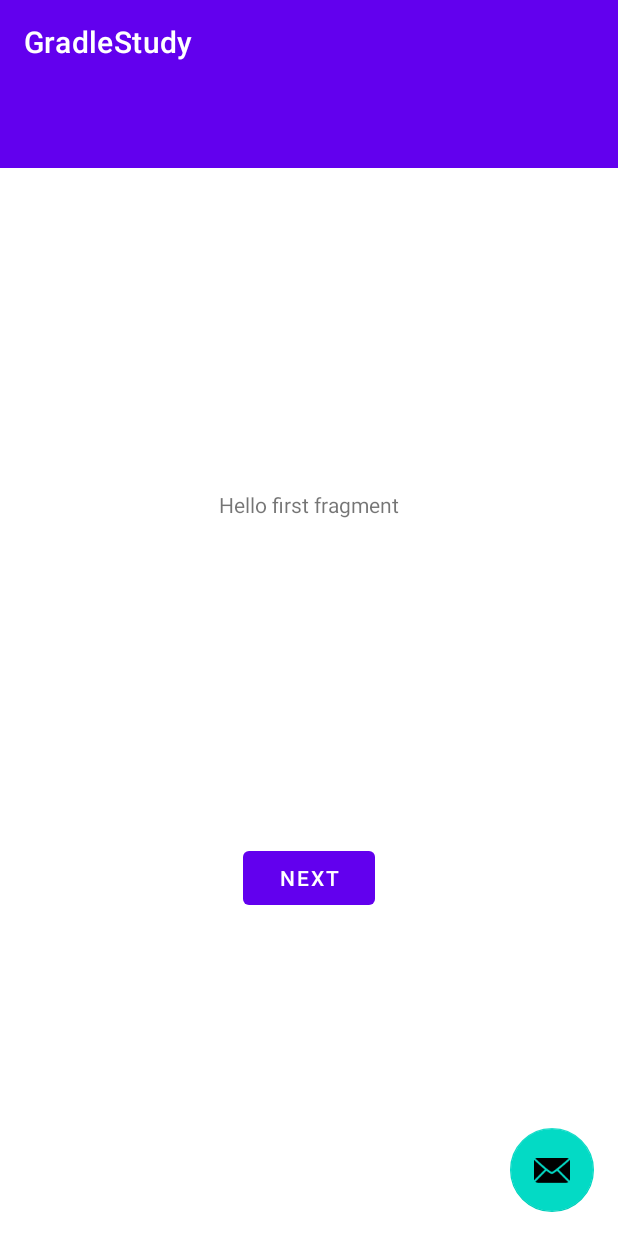
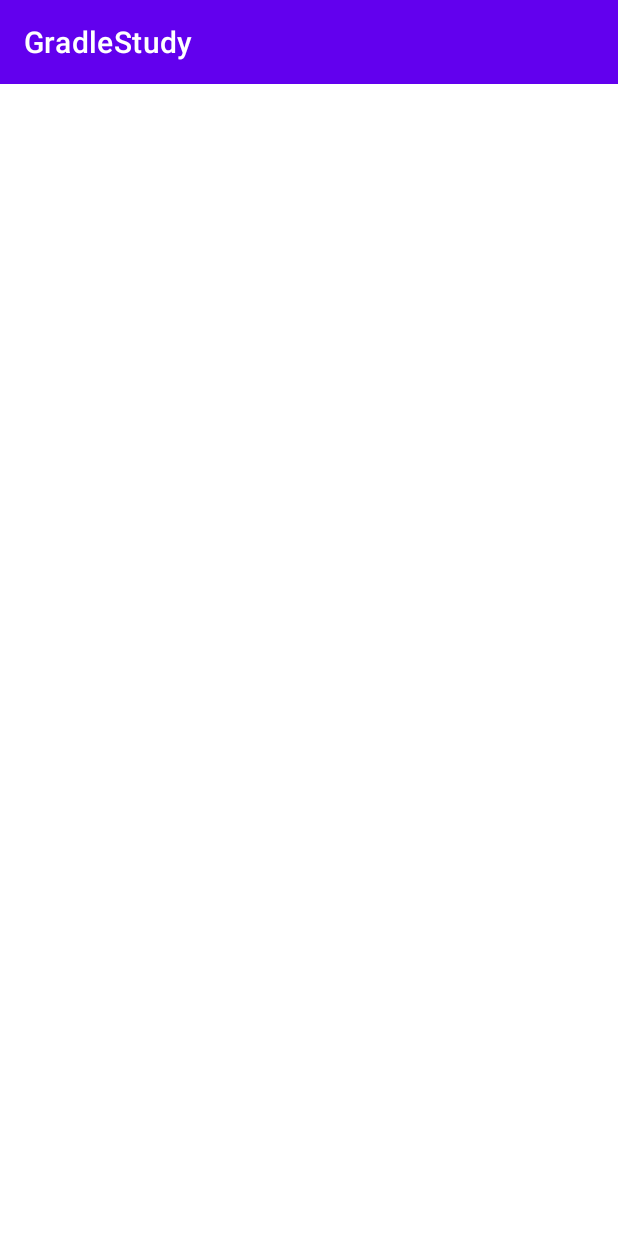
Before and after one commit to ZLOVE320483/GradleStudy, an Android app: the screen it shows after launch (MainActivity), on a phone screen of 412 x 824 dp. Run offline under Robolectric (Android 15) with nearby library versions, the phone set to English and light mode, and no system bars.

```diff
--- a/app/build.gradle
+++ b/app/build.gradle
@@ -2,6 +2,7 @@ plugins {
     id 'com.android.application'
     id 'org.jetbrains.kotlin.android'
     id 'com.zlove.gradle.study.manifestplugin'
+    id 'com.zlove.gradle.study.autologplugin'
 }
 
 android {
--- a/app/src/main/java/com/zlove/gradle/study/FirstFragment.kt
+++ /dev/null
@@ -1,44 +0,0 @@
-package com.zlove.gradle.study
-
-import android.os.Bundle
-import androidx.fragment.app.Fragment
-import android.view.LayoutInflater
-import android.view.View
-import android.view.ViewGroup
-import androidx.navigation.fragment.findNavController
-import com.zlove.gradle.study.databinding.FragmentFirstBinding
-
-/**
- * A simple [Fragment] subclass as the default destination in the navigation.
- */
-class FirstFragment : Fragment() {
-
-    private var _binding: FragmentFirstBinding? = null
-
-    // This property is only valid between onCreateView and
-    // onDestroyView.
-    private val binding get() = _binding!!
-
-    override fun onCreateView(
-        inflater: LayoutInflater, container: ViewGroup?,
-        savedInstanceState: Bundle?
-    ): View? {
-
-        _binding = FragmentFirstBinding.inflate(inflater, container, false)
-        return binding.root
-
-    }
-
-    override fun onViewCreated(view: View, savedInstanceState: Bundle?) {
-        super.onViewCreated(view, savedInstanceState)
-
-        binding.buttonFirst.setOnClickListener {
-            findNavController().navigate(R.id.action_FirstFragment_to_SecondFragment)
-        }
-    }
-
-    override fun onDestroyView() {
-        super.onDestroyView()
-        _binding = null
-    }
-}
--- a/app/src/main/java/com/zlove/gradle/study/MainActivity.kt
+++ b/app/src/main/java/com/zlove/gradle/study/MainActivity.kt
@@ -1,6 +1,7 @@
 package com.zlove.gradle.study
 
 import android.os.Bundle
+import android.widget.Toast
 import androidx.appcompat.app.AppCompatActivity
 
 class MainActivity : AppCompatActivity() {
@@ -8,8 +9,11 @@ class MainActivity : AppCompatActivity() {
     override fun onCreate(savedInstanceState: Bundle?) {
         super.onCreate(savedInstanceState)
         setContentView(R.layout.activity_main)
+        showToast()
     }
 
-
+    private fun showToast() {
+        Toast.makeText(this, "Test Toast", Toast.LENGTH_SHORT).show()
+    }
 
 }
--- a/app/src/main/java/com/zlove/gradle/study/SecondFragment.kt
+++ /dev/null
@@ -1,44 +0,0 @@
-package com.zlove.gradle.study
-
-import android.os.Bundle
-import androidx.fragment.app.Fragment
-import android.view.LayoutInflater
-import android.view.View
-import android.view.ViewGroup
-import androidx.navigation.fragment.findNavController
-import com.zlove.gradle.study.databinding.FragmentSecondBinding
-
-/**
- * A simple [Fragment] subclass as the second destination in the navigation.
- */
-class SecondFragment : Fragment() {
-
-    private var _binding: FragmentSecondBinding? = null
-
-    // This property is only valid between onCreateView and
-    // onDestroyView.
-    private val binding get() = _binding!!
-
-    override fun onCreateView(
-        inflater: LayoutInflater, container: ViewGroup?,
-        savedInstanceState: Bundle?
-    ): View? {
-
-        _binding = FragmentSecondBinding.inflate(inflater, container, false)
-        return binding.root
-
-    }
-
-    override fun onViewCreated(view: View, savedInstanceState: Bundle?) {
-        super.onViewCreated(view, savedInstanceState)
-
-        binding.buttonSecond.setOnClickListener {
-            findNavController().navigate(R.id.action_SecondFragment_to_FirstFragment)
-        }
-    }
-
-    override fun onDestroyView() {
-        super.onDestroyView()
-        _binding = null
-    }
-}
--- a/app/src/main/res/layout/activity_main.xml
+++ b/app/src/main/res/layout/activity_main.xml
@@ -1,34 +1,8 @@
 <?xml version="1.0" encoding="utf-8"?>
-<androidx.coordinatorlayout.widget.CoordinatorLayout xmlns:android="http://schemas.android.com/apk/res/android"
-    xmlns:app="http://schemas.android.com/apk/res-auto"
+<FrameLayout xmlns:android="http://schemas.android.com/apk/res/android"
     xmlns:tools="http://schemas.android.com/tools"
     android:layout_width="match_parent"
     android:layout_height="match_parent"
     tools:context=".MainActivity">
 
-    <com.google.android.material.appbar.AppBarLayout
-        android:layout_width="match_parent"
-        android:layout_height="wrap_content"
-        android:theme="@style/Theme.GradleStudy.AppBarOverlay">
-
-        <androidx.appcompat.widget.Toolbar
-            android:id="@+id/toolbar"
-            android:layout_width="match_parent"
-            android:layout_height="?attr/actionBarSize"
-            android:background="?attr/colorPrimary"
-            app:popupTheme="@style/Theme.GradleStudy.PopupOverlay" />
-
-    </com.google.android.material.appbar.AppBarLayout>
-
-    <com.google.android.material.floatingactionbutton.FloatingActionButton
-        android:id="@+id/fab"
-        android:layout_width="wrap_content"
-        android:layout_height="wrap_content"
-        android:layout_gravity="bottom|end"
-        android:layout_marginBottom="16dp"
-        android:layout_marginEnd="@dimen/fab_margin"
-        app:srcCompat="@android:drawable/ic_dialog_email" />
-
-    <include layout="@layout/content_main" />
-
-</androidx.coordinatorlayout.widget.CoordinatorLayout>
+</FrameLayout>
--- a/app/src/main/res/layout/content_main.xml
+++ /dev/null
@@ -1,19 +0,0 @@
-<?xml version="1.0" encoding="utf-8"?>
-<androidx.constraintlayout.widget.ConstraintLayout xmlns:android="http://schemas.android.com/apk/res/android"
-    xmlns:app="http://schemas.android.com/apk/res-auto"
-    android:layout_width="match_parent"
-    android:layout_height="match_parent"
-    app:layout_behavior="@string/appbar_scrolling_view_behavior">
-
-    <fragment
-        android:id="@+id/nav_host_fragment_content_main"
-        android:name="androidx.navigation.fragment.NavHostFragment"
-        android:layout_width="0dp"
-        android:layout_height="0dp"
-        app:defaultNavHost="true"
-        app:layout_constraintBottom_toBottomOf="parent"
-        app:layout_constraintEnd_toEndOf="parent"
-        app:layout_constraintStart_toStartOf="parent"
-        app:layout_constraintTop_toTopOf="parent"
-        app:navGraph="@navigation/nav_graph" />
-</androidx.constraintlayout.widget.ConstraintLayout>
--- a/app/src/main/res/layout/fragment_first.xml
+++ /dev/null
@@ -1,28 +0,0 @@
-<?xml version="1.0" encoding="utf-8"?>
-<androidx.constraintlayout.widget.ConstraintLayout xmlns:android="http://schemas.android.com/apk/res/android"
-    xmlns:app="http://schemas.android.com/apk/res-auto"
-    xmlns:tools="http://schemas.android.com/tools"
-    android:layout_width="match_parent"
-    android:layout_height="match_parent"
-    tools:context=".FirstFragment">
-
-    <Button
-        android:id="@+id/button_first"
-        android:layout_width="wrap_content"
-        android:layout_height="wrap_content"
-        android:text="@string/next"
-        app:layout_constraintBottom_toBottomOf="parent"
-        app:layout_constraintEnd_toEndOf="parent"
-        app:layout_constraintStart_toStartOf="parent"
-        app:layout_constraintTop_toBottomOf="@id/textview_first" />
-
-    <TextView
-        android:id="@+id/textview_first"
-        android:layout_width="wrap_content"
-        android:layout_height="wrap_content"
-        android:text="@string/hello_first_fragment"
-        app:layout_constraintBottom_toTopOf="@id/button_first"
-        app:layout_constraintEnd_toEndOf="parent"
-        app:layout_constraintStart_toStartOf="parent"
-        app:layout_constraintTop_toTopOf="parent" />
-</androidx.constraintlayout.widget.ConstraintLayout>
--- a/app/src/main/res/layout/fragment_second.xml
+++ /dev/null
@@ -1,27 +0,0 @@
-<?xml version="1.0" encoding="utf-8"?>
-<androidx.constraintlayout.widget.ConstraintLayout xmlns:android="http://schemas.android.com/apk/res/android"
-    xmlns:app="http://schemas.android.com/apk/res-auto"
-    xmlns:tools="http://schemas.android.com/tools"
-    android:layout_width="match_parent"
-    android:layout_height="match_parent"
-    tools:context=".SecondFragment">
-
-    <Button
-        android:id="@+id/button_second"
-        android:layout_width="wrap_content"
-        android:layout_height="wrap_content"
-        android:text="@string/previous"
-        app:layout_constraintBottom_toBottomOf="parent"
-        app:layout_constraintEnd_toEndOf="parent"
-        app:layout_constraintStart_toStartOf="parent"
-        app:layout_constraintTop_toBottomOf="@id/textview_second" />
-
-    <TextView
-        android:id="@+id/textview_second"
-        android:layout_width="wrap_content"
-        android:layout_height="wrap_content"
-        app:layout_constraintBottom_toTopOf="@id/button_second"
-        app:layout_constraintEnd_toEndOf="parent"
-        app:layout_constraintStart_toStartOf="parent"
-        app:layout_constraintTop_toTopOf="parent" />
-</androidx.constraintlayout.widget.ConstraintLayout>
--- a/app/src/main/res/navigation/nav_graph.xml
+++ /dev/null
@@ -1,28 +0,0 @@
-<?xml version="1.0" encoding="utf-8"?>
-<navigation android:id="@+id/nav_graph"
-    xmlns:android="http://schemas.android.com/apk/res/android"
-    xmlns:app="http://schemas.android.com/apk/res-auto"
-    xmlns:tools="http://schemas.android.com/tools"
-    app:startDestination="@id/FirstFragment">
-
-    <fragment
-        android:id="@+id/FirstFragment"
-        android:name="com.zlove.gradle.study.FirstFragment"
-        android:label="@string/first_fragment_label"
-        tools:layout="@layout/fragment_first">
-
-        <action
-            android:id="@+id/action_FirstFragment_to_SecondFragment"
-            app:destination="@id/SecondFragment" />
-    </fragment>
-    <fragment
-        android:id="@+id/SecondFragment"
-        android:name="com.zlove.gradle.study.SecondFragment"
-        android:label="@string/second_fragment_label"
-        tools:layout="@layout/fragment_second">
-
-        <action
-            android:id="@+id/action_SecondFragment_to_FirstFragment"
-            app:destination="@id/FirstFragment" />
-    </fragment>
-</navigation>
```
